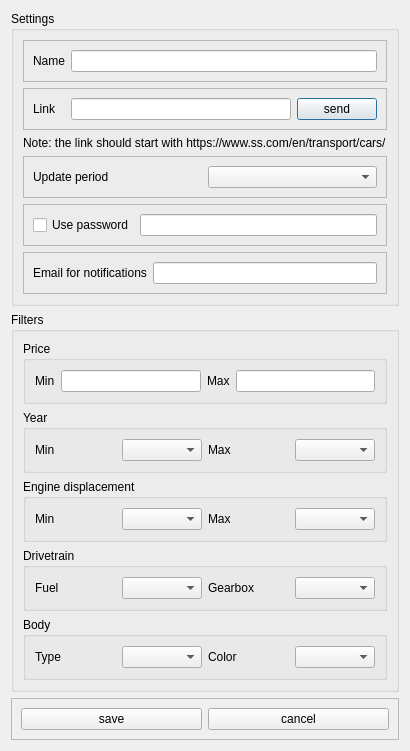
st3meer/rvt_project, file SScraper/ui/newtask1.ui: the form before one commit.
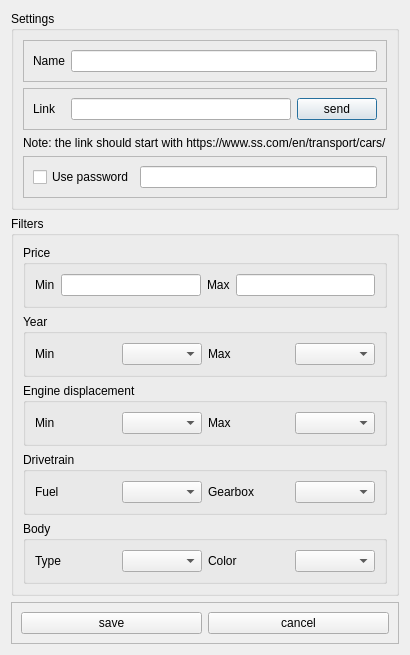
The form after the commit.

The edit to the form file:
```diff
--- a/SScraper/ui/newtask1.ui
+++ b/SScraper/ui/newtask1.ui
@@ -7,7 +7,7 @@
     <x>0</x>
     <y>0</y>
     <width>379</width>
-    <height>674</height>
+    <height>582</height>
    </rect>
   </property>
   <property name="windowTitle">
@@ -84,31 +84,6 @@
         </property>
        </widget>
       </item>
-      <item>
-       <widget class="QFrame" name="frame_2">
-        <property name="frameShape">
-         <enum>QFrame::StyledPanel</enum>
-        </property>
-        <property name="frameShadow">
-         <enum>QFrame::Raised</enum>
-        </property>
-        <layout class="QHBoxLayout" name="horizontalLayout_8">
-         <item>
-          <widget class="QLabel" name="label_12">
-           <property name="text">
-            <string>Update period</string>
-           </property>
-           <property name="buddy">
-            <cstring>update_time_cbox</cstring>
-           </property>
-          </widget>
-         </item>
-         <item>
-          <widget class="QComboBox" name="update_time_cbox"/>
-         </item>
-        </layout>
-       </widget>
-      </item>
       <item>
        <widget class="QFrame" name="frame_3">
         <property name="frameShape">
@@ -138,35 +113,6 @@
         </layout>
        </widget>
       </item>
-      <item>
-       <widget class="QFrame" name="frame_6">
-        <property name="frameShape">
-         <enum>QFrame::StyledPanel</enum>
-        </property>
-        <property name="frameShadow">
-         <enum>QFrame::Raised</enum>
-        </property>
-        <layout class="QHBoxLayout" name="horizontalLayout_12">
-         <item>
-          <widget class="QLabel" name="label_16">
-           <property name="text">
-            <string>Email for notifications</string>
-           </property>
-          </widget>
-         </item>
-         <item>
-          <widget class="QLineEdit" name="passwordfield_2">
-           <property name="text">
-            <string/>
-           </property>
-           <property name="echoMode">
-            <enum>QLineEdit::Password</enum>
-           </property>
-          </widget>
-         </item>
-        </layout>
-       </widget>
-      </item>
      </layout>
     </widget>
    </item>
```
Left out of the diff: 2 changed lines with no effect on the pictures.
